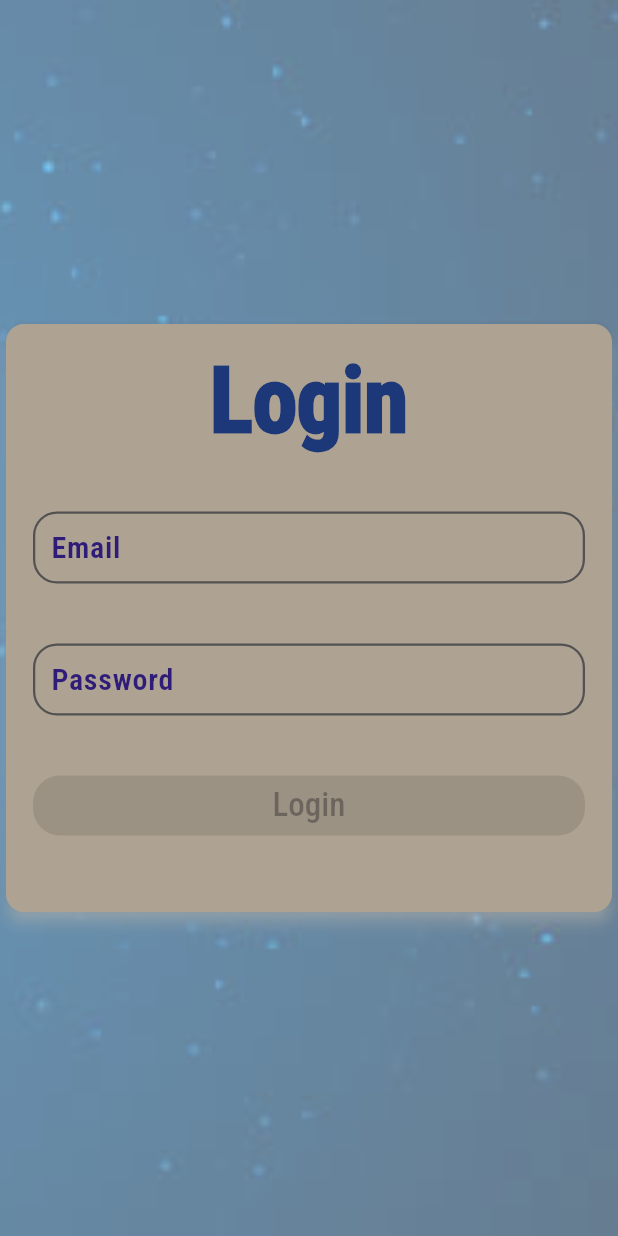
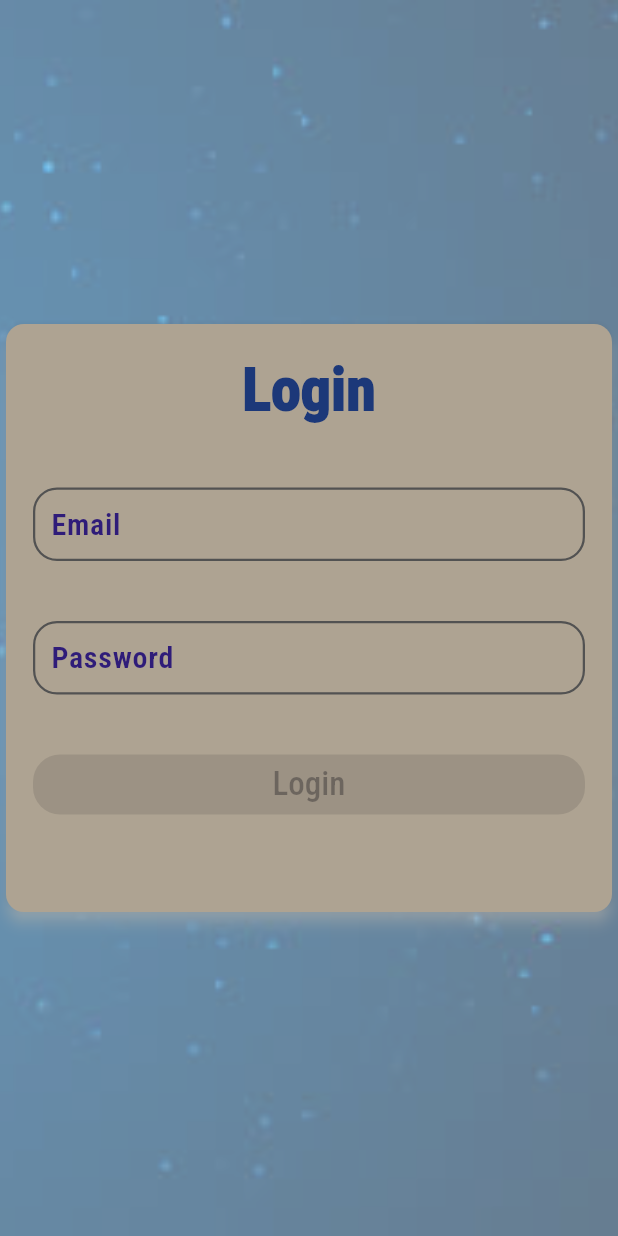
Before and after one commit to esraa-mohamad/Graduation-Project-Double-Helix-Detective-System, a Flutter app: the screen it shows after launch, after a tap on "Skip", on a phone screen of 412 x 824 dp. Run offline on Flutter 3.47's test engine with Material 3 defaults, Android fonts, the phone set to English and light mode, and no system bars; our stand-ins replace animated_text_kit, flutter_svg, freezed_annotation, lottie.

Commit message:
get theme and style

```diff
--- a/lib/presentation/resource/style_manager.dart
+++ b/lib/presentation/resource/style_manager.dart
@@ -81,3 +81,16 @@ TextStyle getBoldStyle({
       color: color
   );
 }
+
+// regularStyle
+TextStyle getButtonStyle({
+  double fontSize = FontSize.s18,
+  required Color color ,
+})
+{
+  return _getTextStyle(
+      fontSize: fontSize,
+      fontWeight: FontWeightManager.regular,
+      color: color
+  );
+}
--- a/lib/presentation/resource/theme_manager.dart
+++ b/lib/presentation/resource/theme_manager.dart
@@ -39,7 +39,10 @@ ThemeData getApplicationTheme(){
     // elevated button them
     elevatedButtonTheme: ElevatedButtonThemeData(
       style: ElevatedButton.styleFrom(
-          textStyle: getRegularStyle(color: ColorManager.white,fontSize: FontSize.s22),
+          textStyle:getButtonStyle(
+              color: ColorManager.white,
+              fontSize: FontSize.s22
+          ),
           shape: RoundedRectangleBorder(
               borderRadius: BorderRadius.circular(AppSize.s18)
           ),
@@ -53,20 +56,40 @@ ThemeData getApplicationTheme(){
             color: ColorManager.primary,
             fontSize: FontSize.s60
         ),
+        displayMedium: getButtonStyle(
+            color: ColorManager.white,
+            fontSize: FontSize.s22
+        ),
         headlineLarge: getSemiBoldStyle(
             color: ColorManager.gray,
             fontSize: FontSize.s30
         ),
-        headlineMedium: getMediumStyle(
-            color: ColorManager.gray ,
+        titleLarge: getBoldStyle(
+            color: ColorManager.primary,
             fontSize: FontSize.s40
         ),
-        titleMedium: getMediumStyle(
-            color: ColorManager.primary,
-            fontSize: FontSize.s22
+        titleMedium: getSemiBoldStyle(
+          color: ColorManager.title,
+          fontSize: FontSize.s25
         ),
-        bodyLarge: getRegularStyle(fontSize:FontSize.s18 , color: ColorManager.primary),
-        bodySmall: getRegularStyle(fontSize:FontSize.s16 ,color: ColorManager.gray)),
+        headlineMedium: getMediumStyle(
+            color: ColorManager.primary ,
+            fontSize: FontSize.s40
+        ),
+       bodyLarge: getRegularStyle(
+          fontSize:FontSize.s22 ,
+          color: ColorManager.title
+        ),
+       bodyMedium: getLightStyle(
+          color: ColorManager.gray,
+          fontSize: FontSize.s20
+        ),
+        bodySmall: getLightStyle(
+          color: ColorManager.primary,
+          fontSize: FontSize.s18
+        ),
+
+    ),
 
     // input decoration theme (text form field)
     inputDecorationTheme: InputDecorationTheme(
--- a/lib/presentation/screens/login/view/login_view.dart
+++ b/lib/presentation/screens/login/view/login_view.dart
@@ -69,7 +69,7 @@ class _LoginViewState extends State<LoginView> {
                         children: [
                           Text(
                             AppStrings.login,
-                            style: Theme.of(context).textTheme.displayLarge,
+                            style: Theme.of(context).textTheme.titleLarge,
                           ),
                           const SizedBox(
                             height: AppSize.s40,
--- a/lib/presentation/screens/on_boarding/view/onboarding_view.dart
+++ b/lib/presentation/screens/on_boarding/view/onboarding_view.dart
@@ -71,10 +71,13 @@ class _OnBoardingState extends State<OnBoarding> {
                       Navigator.pushReplacementNamed(
                           context, RoutesManager.loginRoute);
                     },
-                    child: const Text(
+                    child:  Text(
                       AppStrings.skip,
                       textAlign: TextAlign.end,
-                      style: TextStyle(color: ColorManager.primary),
+                      style: Theme
+                          .of(context)
+                          .textTheme
+                          .bodySmall,
                     )),
               ),
               _getBottomSheet(sliderViewObject)
@@ -181,7 +184,7 @@ class OnbaordingPage extends StatelessWidget {
                 style: Theme
                     .of(context)
                     .textTheme
-                    .headlineMedium,
+                    .headlineLarge,
               ),
             ),
           ],
```
